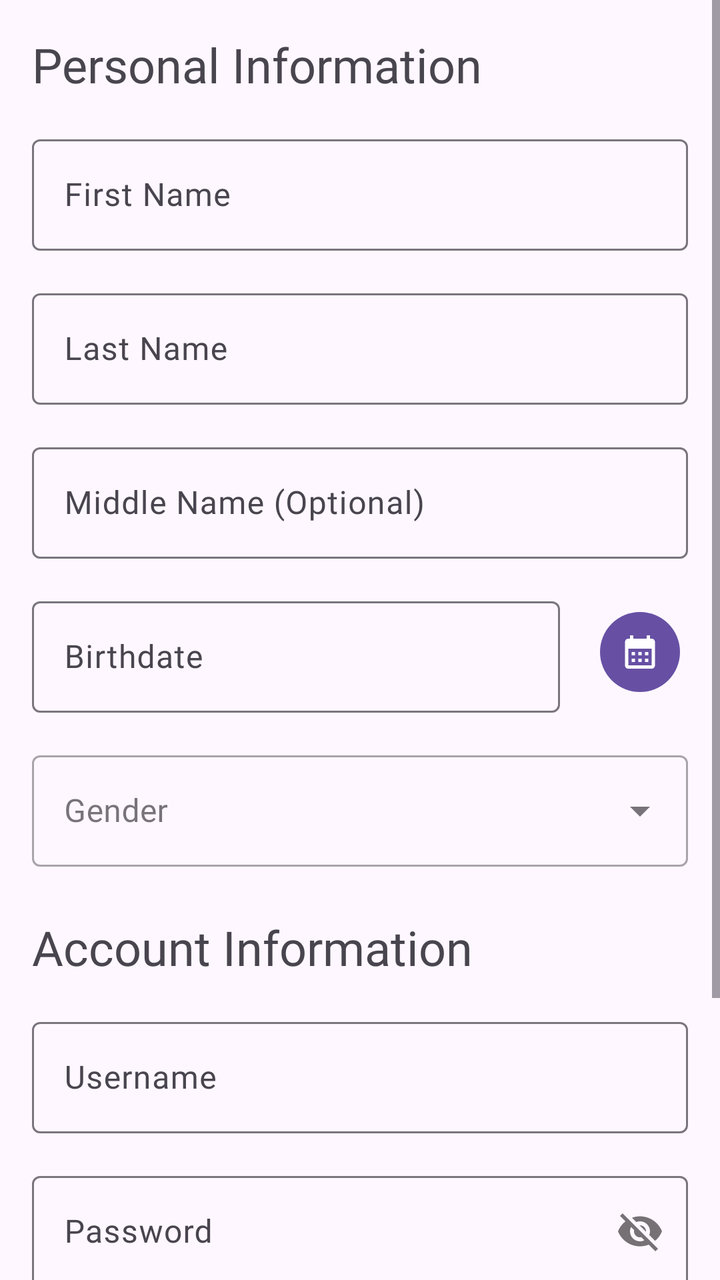
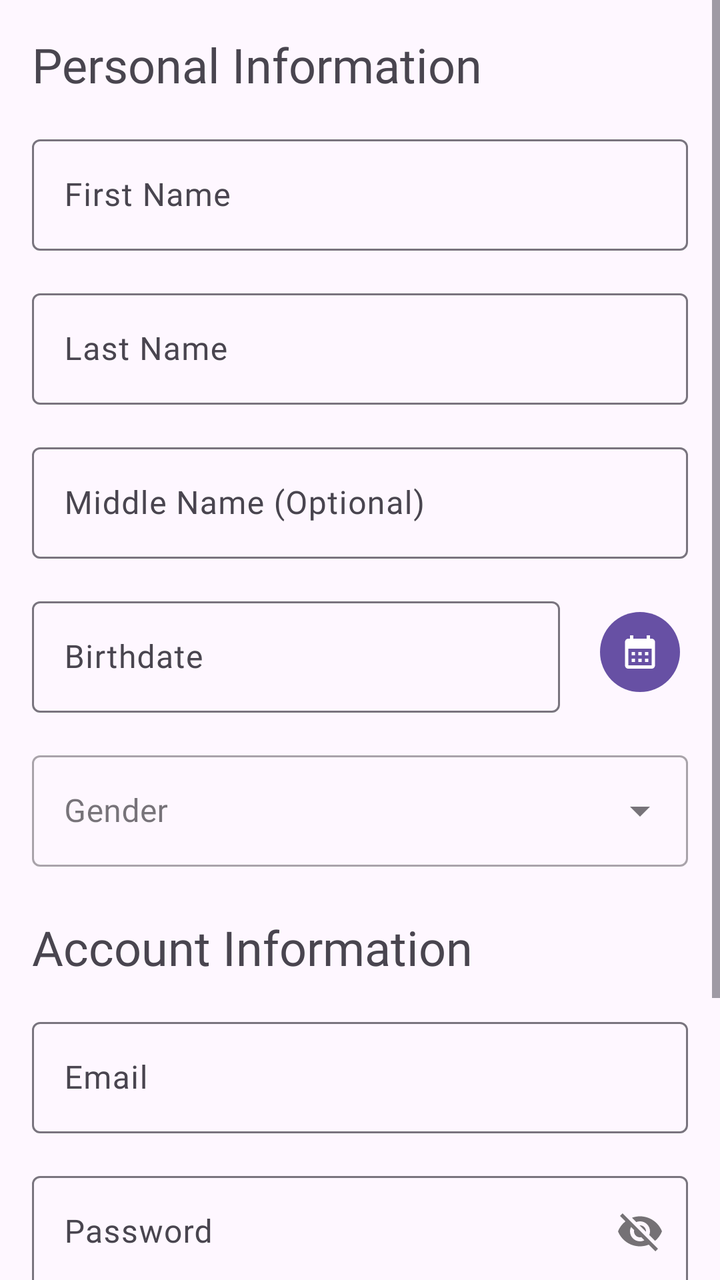

Before-and-after screenshots of an Android layout around one commit, followed by the original layout XML and the change that was made.
<!-- AndroidManifest.xml: application theme Theme.RmmcTourism -->
<!-- res/layout/activity_register.xml -->
<?xml version="1.0" encoding="utf-8"?>
<ScrollView xmlns:android="http://schemas.android.com/apk/res/android"
    xmlns:app="http://schemas.android.com/apk/res-auto"
    xmlns:tools="http://schemas.android.com/tools"
    android:layout_width="match_parent"
    android:layout_height="match_parent"
    tools:context=".views.Register">

    <androidx.constraintlayout.widget.ConstraintLayout
        android:layout_width="match_parent"
        android:layout_height="match_parent">

        <TextView
            android:id="@+id/textView8"
            android:layout_width="wrap_content"
            android:layout_height="wrap_content"
            android:layout_marginStart="16dp"
            android:layout_marginTop="16dp"
            android:fontFamily="@font/inter_bold"
            android:text="Personal Information"
            android:textSize="24sp"
            app:layout_constraintStart_toStartOf="parent"
            app:layout_constraintTop_toTopOf="parent" />

        <com.google.android.material.textfield.TextInputLayout
            android:id="@+id/til_reg_first_name"
            android:layout_width="0dp"
            android:layout_height="wrap_content"
            android:layout_marginStart="16dp"
            android:layout_marginTop="16dp"
            android:layout_marginEnd="16dp"
            app:layout_constraintEnd_toEndOf="parent"
            app:layout_constraintStart_toStartOf="parent"
            app:layout_constraintTop_toBottomOf="@+id/textView8">

            <com.google.android.material.textfield.TextInputEditText
                android:layout_width="match_parent"
                android:layout_height="wrap_content"
                android:fontFamily="@font/inter"
                android:hint="First Name" />
        </com.google.android.material.textfield.TextInputLayout>

        <com.google.android.material.textfield.TextInputLayout
            android:id="@+id/til_reg_last_name"
            android:layout_width="0dp"
            android:layout_height="wrap_content"
            android:layout_marginStart="16dp"
            android:layout_marginTop="16dp"
            android:layout_marginEnd="16dp"
            app:layout_constraintEnd_toEndOf="parent"
            app:layout_constraintStart_toStartOf="parent"
            app:layout_constraintTop_toBottomOf="@+id/til_reg_first_name">

            <com.google.android.material.textfield.TextInputEditText
                android:layout_width="match_parent"
                android:layout_height="wrap_content"
                android:fontFamily="@font/inter"
                android:hint="Last Name" />
        </com.google.android.material.textfield.TextInputLayout>

        <com.google.android.material.textfield.TextInputLayout
            android:id="@+id/til_reg_middle_name"
            android:layout_width="0dp"
            android:layout_height="wrap_content"
            android:layout_marginStart="16dp"
            android:layout_marginTop="16dp"
            android:layout_marginEnd="16dp"
            app:layout_constraintEnd_toEndOf="parent"
            app:layout_constraintStart_toStartOf="parent"
            app:layout_constraintTop_toBottomOf="@+id/til_reg_last_name">

            <com.google.android.material.textfield.TextInputEditText
                android:layout_width="match_parent"
                android:layout_height="wrap_content"
                android:fontFamily="@font/inter"
                android:hint="Middle Name (Optional)" />
        </com.google.android.material.textfield.TextInputLayout>

        <com.google.android.material.textfield.TextInputLayout
            android:id="@+id/til_reg_birthdate"
            android:layout_width="0dp"
            android:layout_height="wrap_content"
            android:layout_marginStart="16dp"
            android:layout_marginTop="16dp"
            android:layout_marginEnd="16dp"
            android:enabled="true"
            app:layout_constraintEnd_toStartOf="@+id/btn_select_birthdate"
            app:layout_constraintStart_toStartOf="parent"
            app:layout_constraintTop_toBottomOf="@+id/til_reg_middle_name">

            <com.google.android.material.textfield.TextInputEditText
                android:layout_width="match_parent"
                android:layout_height="wrap_content"
                android:fontFamily="@font/inter"
                android:hint="Birthdate" />
        </com.google.android.material.textfield.TextInputLayout>

        <Button
            android:id="@+id/btn_select_birthdate"
            style="@style/Widget.Material3.Button.IconButton.Filled"
            android:layout_width="wrap_content"
            android:layout_height="wrap_content"
            android:layout_marginEnd="16dp"
            android:contentDescription="Select date"
            app:icon="@drawable/ic_calendar"
            app:layout_constraintBottom_toBottomOf="@+id/til_reg_birthdate"
            app:layout_constraintEnd_toEndOf="parent"
            app:layout_constraintTop_toTopOf="@+id/til_reg_birthdate" />

        <com.google.android.material.textfield.TextInputLayout
            android:id="@+id/til_reg_gender"
            style="@style/Widget.MaterialComponents.TextInputLayout.OutlinedBox.ExposedDropdownMenu"
            android:layout_width="0dp"
            android:layout_height="wrap_content"
            android:layout_marginStart="16dp"
            android:layout_marginTop="16dp"
            android:layout_marginEnd="16dp"
            app:layout_constraintEnd_toEndOf="parent"
            app:layout_constraintStart_toStartOf="parent"
            app:layout_constraintTop_toBottomOf="@+id/til_reg_birthdate">

            <AutoCompleteTextView
                android:id="@+id/actv_reg_gender"
                android:layout_width="match_parent"
                android:layout_height="wrap_content"
                android:contentDescription="Gender"
                android:fontFamily="@font/inter"
                android:hint="Gender"
                android:inputType="none" />
        </com.google.android.material.textfield.TextInputLayout>

        <TextView
            android:id="@+id/textView9"
            android:layout_width="wrap_content"
            android:layout_height="wrap_content"
            android:layout_marginStart="16dp"
            android:layout_marginTop="24dp"
            android:fontFamily="@font/inter_bold"
            android:text="Account Information"
            android:textSize="24sp"
            app:layout_constraintStart_toStartOf="parent"
            app:layout_constraintTop_toBottomOf="@+id/til_reg_gender" />

        <com.google.android.material.textfield.TextInputLayout
            android:id="@+id/til_reg_email"
            android:layout_width="0dp"
            android:layout_height="wrap_content"
            android:layout_marginStart="16dp"
            android:layout_marginTop="16dp"
            android:layout_marginEnd="16dp"
            app:layout_constraintEnd_toEndOf="parent"
            app:layout_constraintStart_toStartOf="parent"
            app:layout_constraintTop_toBottomOf="@+id/textView9">

            <com.google.android.material.textfield.TextInputEditText
                android:layout_width="match_parent"
                android:layout_height="wrap_content"
                android:fontFamily="@font/inter"
                android:hint="Username" />
        </com.google.android.material.textfield.TextInputLayout>

        <com.google.android.material.textfield.TextInputLayout
            android:id="@+id/til_reg_password"
            android:layout_width="0dp"
            android:layout_height="wrap_content"
            android:layout_marginStart="16dp"
            android:layout_marginTop="16dp"
            android:layout_marginEnd="16dp"
            app:layout_constraintEnd_toEndOf="parent"
            app:layout_constraintStart_toStartOf="parent"
            app:layout_constraintTop_toBottomOf="@+id/til_reg_email"
            app:passwordToggleEnabled="true">

            <com.google.android.material.textfield.TextInputEditText
                android:layout_width="match_parent"
                android:layout_height="wrap_content"
                android:fontFamily="@font/inter"
                android:hint="Password" />
        </com.google.android.material.textfield.TextInputLayout>

        <com.google.android.material.textfield.TextInputLayout
            android:id="@+id/til_reg_password_retype"
            android:layout_width="0dp"
            android:layout_height="wrap_content"
            android:layout_marginStart="16dp"
            android:layout_marginTop="16dp"
            android:layout_marginEnd="16dp"
            app:layout_constraintEnd_toEndOf="parent"
            app:layout_constraintStart_toStartOf="parent"
            app:layout_constraintTop_toBottomOf="@+id/til_reg_password"
            app:passwordToggleEnabled="true">

            <com.google.android.material.textfield.TextInputEditText
                android:layout_width="match_parent"
                android:layout_height="wrap_content"
                android:fontFamily="@font/inter"
                android:hint="Retype Password" />
        </com.google.android.material.textfield.TextInputLayout>

        <Button
            android:id="@+id/btn_reg_register"
            android:layout_width="0dp"
            android:layout_height="60dp"
            android:layout_marginStart="8dp"
            android:layout_marginTop="24dp"
            android:layout_marginEnd="16dp"
            android:layout_marginBottom="16dp"
            android:fontFamily="@font/inter_medium"
            android:text="Register"
            app:layout_constraintBottom_toBottomOf="parent"
            app:layout_constraintEnd_toEndOf="parent"
            app:layout_constraintHorizontal_bias="0.5"
            app:layout_constraintStart_toEndOf="@+id/btn_reg_login"
            app:layout_constraintTop_toBottomOf="@+id/til_reg_password_retype"
            app:layout_constraintVertical_bias="0.0" />

        <Button
            android:id="@+id/btn_reg_login"
            style="@style/Widget.Material3.Button.TonalButton"
            android:layout_width="0dp"
            android:layout_height="60dp"
            android:layout_marginStart="16dp"
            android:layout_marginTop="24dp"
            android:layout_marginEnd="8dp"
            android:layout_marginBottom="16dp"
            android:fontFamily="@font/inter_medium"
            android:text="Login instead"
            app:layout_constraintBottom_toBottomOf="parent"
            app:layout_constraintEnd_toStartOf="@+id/btn_reg_register"
            app:layout_constraintHorizontal_bias="0.5"
            app:layout_constraintHorizontal_chainStyle="packed"
            app:layout_constraintStart_toStartOf="parent"
            app:layout_constraintTop_toBottomOf="@+id/til_reg_password_retype"
            app:layout_constraintVertical_bias="0.0" />

    </androidx.constraintlayout.widget.ConstraintLayout>


</ScrollView>
<!-- resources referenced by this layout -->
<resources>
  <!-- drawable ic_calendar (drawable) -->
  <vector android:height="24dp" android:tint="#000000"
      android:viewportHeight="24" android:viewportWidth="24"
      android:width="24dp" xmlns:android="http://schemas.android.com/apk/res/android">
      <path android:fillColor="@android:color/white" android:pathData="M19,4h-1V2h-2v2H8V2H6v2H5C3.89,4 3.01,4.9 3.01,6L3,20c0,1.1 0.89,2 2,2h14c1.1,0 2,-0.9 2,-2V6C21,4.9 20.1,4 19,4zM19,20H5V10h14V20zM9,14H7v-2h2V14zM13,14h-2v-2h2V14zM17,14h-2v-2h2V14zM9,18H7v-2h2V18zM13,18h-2v-2h2V18zM17,18h-2v-2h2V18z"/>
  </vector>
  <style name="Theme.RmmcTourism" parent="Base.Theme.RmmcTourism" />
  <style name="Base.Theme.RmmcTourism" parent="Theme.Material3.DayNight">
          
          
      </style>
</resources>

<!-- the commit's change to res/layout/activity_register.xml (unified diff, before → after) -->
@@ -156,7 +156,7 @@
                 android:layout_width="match_parent"
                 android:layout_height="wrap_content"
                 android:fontFamily="@font/inter"
-                android:hint="Username" />
+                android:hint="Email" />
         </com.google.android.material.textfield.TextInputLayout>
 
         <com.google.android.material.textfield.TextInputLayout
